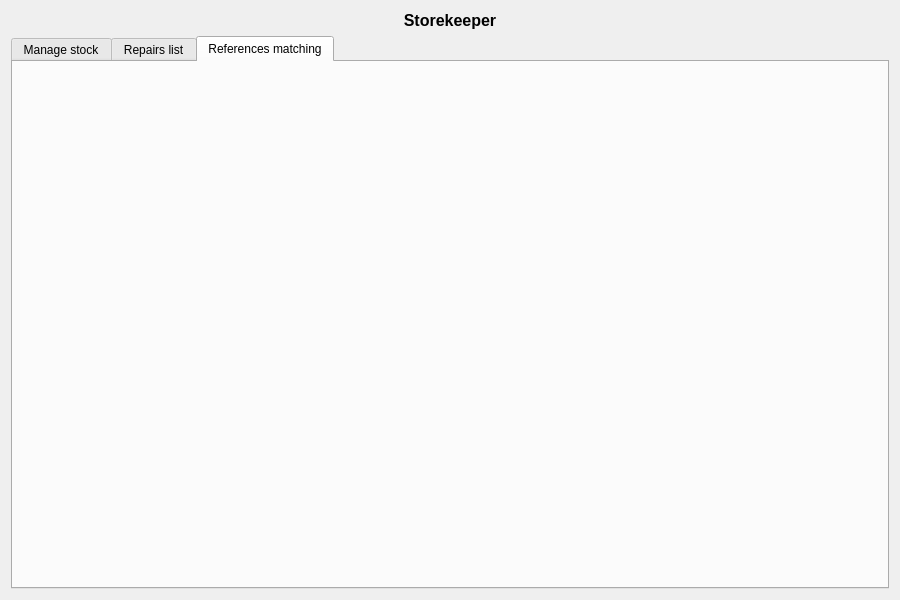
First picture: the form in reparationGarage/dialogmagasinier.ui, repository EquipeNord/reparationVroumVroum, before the edit.
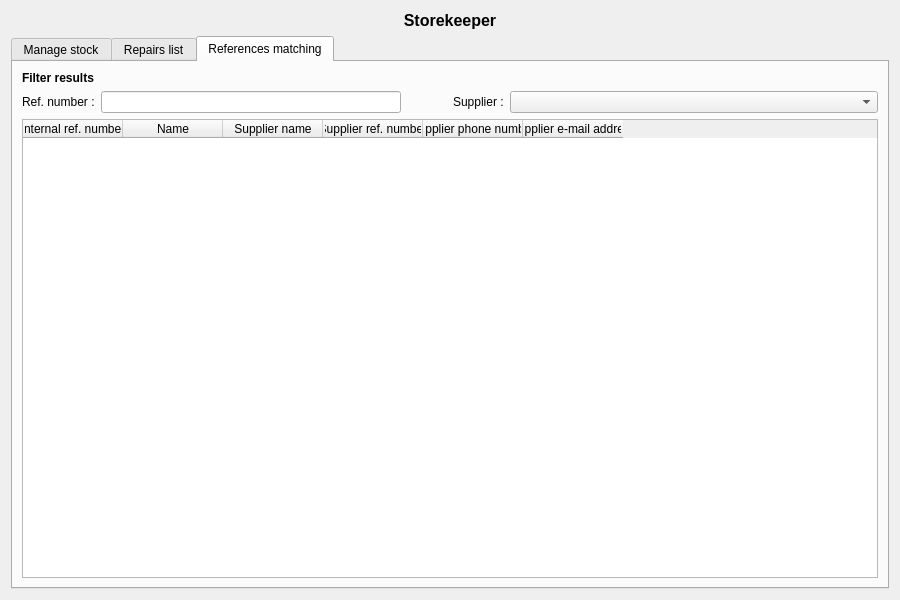
Second picture: the form after the edit. The open tabs and pages were chosen to show the change. Icons and pictures are not drawn.

```diff
--- a/reparationGarage/dialogmagasinier.ui
+++ b/reparationGarage/dialogmagasinier.ui
@@ -463,7 +463,7 @@
            </widget>
           </item>
           <item>
-           <widget class="QLabel" name="label">
+           <widget class="QLabel" name="labelRefList">
             <property name="text">
              <string>Reference number :</string>
             </property>
@@ -552,6 +552,123 @@
       <attribute name="title">
        <string>References matching</string>
       </attribute>
+      <layout class="QVBoxLayout" name="verticalLayout_4">
+       <item>
+        <widget class="QLabel" name="label">
+         <property name="font">
+          <font>
+           <weight>75</weight>
+           <bold>true</bold>
+          </font>
+         </property>
+         <property name="text">
+          <string>Filter results</string>
+         </property>
+        </widget>
+       </item>
+       <item>
+        <layout class="QHBoxLayout" name="horizontalLayout_8">
+         <item>
+          <layout class="QHBoxLayout" name="horizontalLayout_6">
+           <item>
+            <widget class="QLabel" name="labelRefMatch">
+             <property name="text">
+              <string>Ref. number :</string>
+             </property>
+            </widget>
+           </item>
+           <item>
+            <widget class="QLineEdit" name="lineEditRefMatch"/>
+           </item>
+           <item>
+            <widget class="QPushButton" name="pushButton">
+             <property name="text">
+              <string/>
+             </property>
+             <property name="icon">
+              <iconset resource="icons.qrc">
+               <normaloff>:/icons/cancel.png</normaloff>:/icons/cancel.png</iconset>
+             </property>
+             <property name="flat">
+              <bool>true</bool>
+             </property>
+            </widget>
+           </item>
+          </layout>
+         </item>
+         <item>
+          <layout class="QHBoxLayout" name="horizontalLayout_7">
+           <item>
+            <widget class="QLabel" name="labelSupplierMatch">
+             <property name="text">
+              <string>Supplier :</string>
+             </property>
+            </widget>
+           </item>
+           <item>
+            <widget class="QComboBox" name="comboBoxSupplierMatch">
+             <property name="sizePolicy">
+              <sizepolicy hsizetype="Expanding" vsizetype="Fixed">
+               <horstretch>0</horstretch>
+               <verstretch>0</verstretch>
+              </sizepolicy>
+             </property>
+            </widget>
+           </item>
+          </layout>
+         </item>
+        </layout>
+       </item>
+       <item>
+        <widget class="QTableWidget" name="tableWidgetRefMatching">
+         <property name="tabKeyNavigation">
+          <bool>false</bool>
+         </property>
+         <property name="alternatingRowColors">
+          <bool>true</bool>
+         </property>
+         <property name="selectionMode">
+          <enum>QAbstractItemView::SingleSelection</enum>
+         </property>
+         <property name="selectionBehavior">
+          <enum>QAbstractItemView::SelectRows</enum>
+         </property>
+         <attribute name="verticalHeaderVisible">
+          <bool>false</bool>
+         </attribute>
+         <column>
+          <property name="text">
+           <string>Internal ref. number</string>
+          </property>
+         </column>
+         <column>
+          <property name="text">
+           <string>Name</string>
+          </property>
+         </column>
+         <column>
+          <property name="text">
+           <string>Supplier name</string>
+          </property>
+         </column>
+         <column>
+          <property name="text">
+           <string>Supplier ref. number</string>
+          </property>
+         </column>
+         <column>
+          <property name="text">
+           <string>Supplier phone number</string>
+          </property>
+         </column>
+         <column>
+          <property name="text">
+           <string>Supplier e-mail address</string>
+          </property>
+         </column>
+        </widget>
+       </item>
+      </layout>
      </widget>
     </widget>
    </item>
```
Left out of the diff: 109 changed lines with no effect on the pictures.
